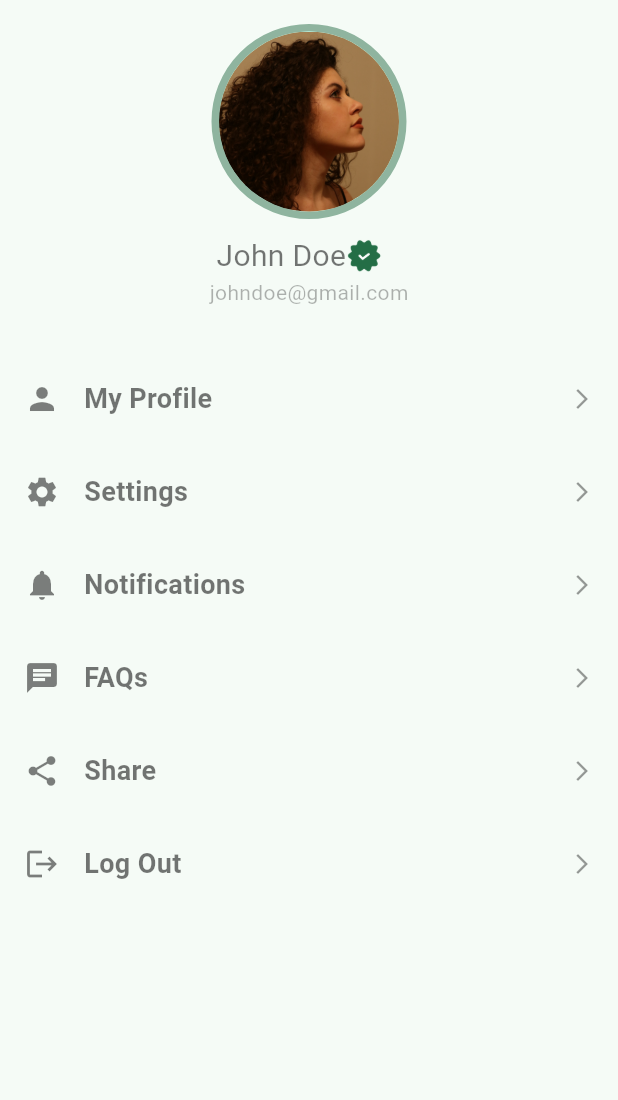
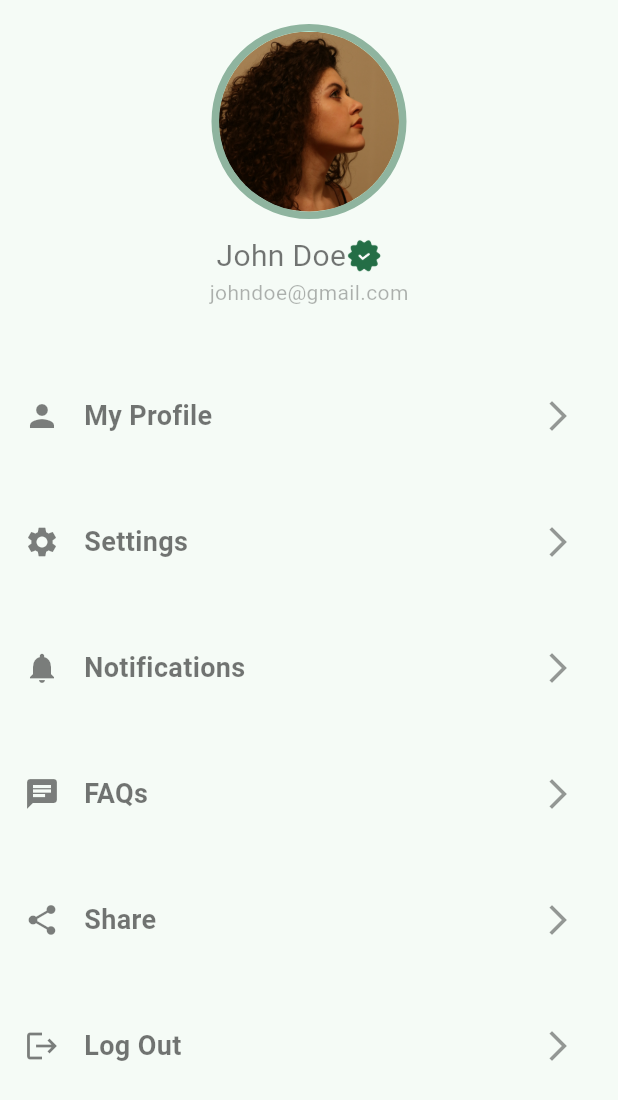
Before and after one commit to ACICT-DEPI/SHR1_SWD4_S2e-Bloom, a Flutter app: the ProfilePage screen opened directly, on a phone screen of 412 x 824 dp. Shown: the top 1100 px of the screen. Run offline on Flutter 3.47's test engine with Material 3 defaults, Android fonts, the phone set to English and light mode, and no system bars; our stand-ins replace animated_bottom_navigation_bar, page_transition.

Commit message:
setting design

```diff
--- a/lib/ui/screens/profile_page.dart
+++ b/lib/ui/screens/profile_page.dart
@@ -1,3 +1,4 @@
+import 'package:bloom/ui/screens/setting_page.dart';
 import 'package:flutter/material.dart';
 import 'package:bloom/constants.dart';
 import 'package:bloom/ui/screens/widgets/profile_widget.dart';
@@ -63,31 +64,40 @@ class ProfilePage extends StatelessWidget {
             SizedBox(
               height: size.height * .7,
               width: size.width,
-              child: const Column(
+              child:  Column(
                 crossAxisAlignment: CrossAxisAlignment.center,
                 children: [
                   ProfileWidget(
+                    fun:(){ },
                     icon: Icons.person,
                     title: 'My Profile',
                   ),
                   ProfileWidget(
+                    fun: (){
+                      Navigator.push(context,
+                          MaterialPageRoute(builder: (context) => SettingPage()));
+                    },
                     icon: Icons.settings,
                     title: 'Settings',
                   ),
                   ProfileWidget(
+                    fun: (){},
                     icon: Icons.notifications,
                     title: 'Notifications',
                   ),
                   ProfileWidget(
+                    fun: (){},
                     icon: Icons.chat,
                     title: 'FAQs',
                   ),
                   ProfileWidget(
+                    fun: (){},
                     icon: Icons.share,
                     title: 'Share',
                   ),
                   ProfileWidget(
-                    icon: Icons.logout,
+                    fun: (){},
+                    icon:Icons.logout,
                     title: 'Log Out',
                   ),
                 ],
--- a/lib/ui/screens/widgets/profile_widget.dart
+++ b/lib/ui/screens/widgets/profile_widget.dart
@@ -5,10 +5,12 @@ import 'package:bloom/constants.dart';
 class ProfileWidget extends StatelessWidget {
   final IconData icon;
   final String title;
+  final VoidCallback fun;
   const ProfileWidget({
     Key? key,
     required this.icon,
     required this.title,
+    required this.fun,
   }) : super(key: key);
 
   @override
@@ -38,11 +40,9 @@ class ProfileWidget extends StatelessWidget {
               ),
             ],
           ),
-          Icon(
-            Icons.arrow_forward_ios,
-            color: Constants.blackColor.withOpacity(.4),
-            size: 16,
-          )
+          IconButton(onPressed: fun,
+            icon: Icon(Icons.arrow_forward_ios),
+            color: Constants.blackColor.withOpacity(.4),),
         ],
       ),
     );
--- a/lib/ui/splash.dart
+++ b/lib/ui/splash.dart
@@ -15,7 +15,7 @@ class _SplashState extends State<Splash> {
   void initState() {
     super.initState();
     Timer(const Duration(seconds: 3), () =>
-        Navigator.push(context,
+        Navigator.pushReplacement(context,
             MaterialPageRoute(builder: (context) => OnboardingScreen())));
   }
     @override
```
